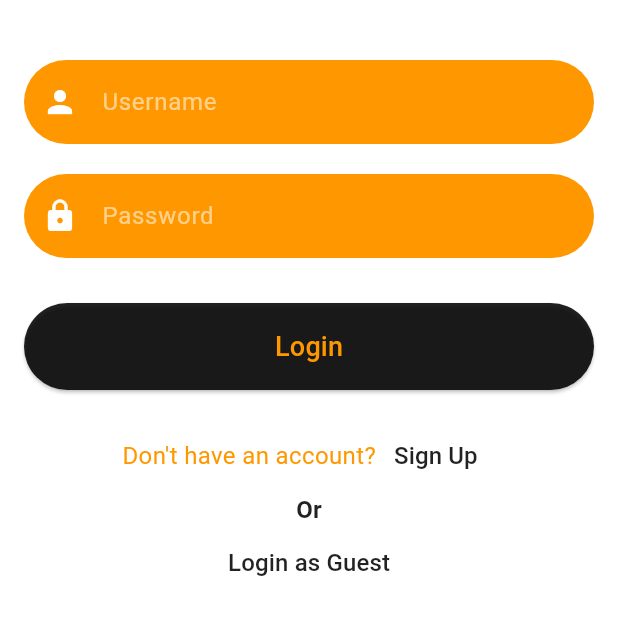
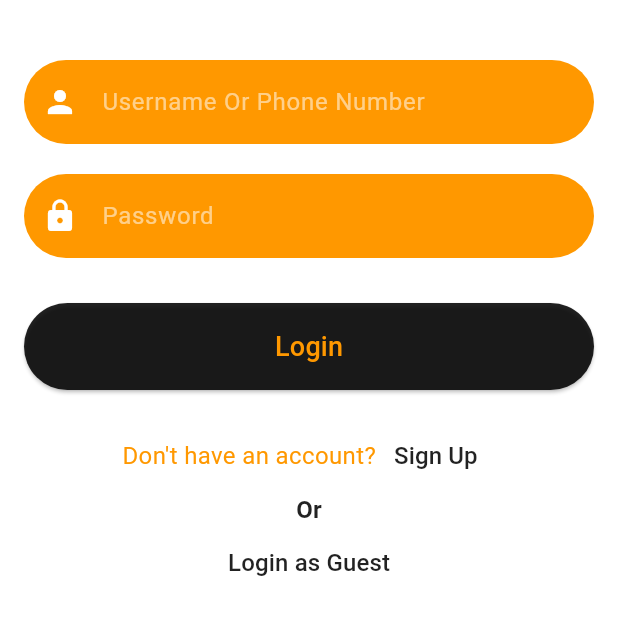
Before and after one commit to Rothiii/random-chat-app, a Flutter app: the screen it shows after launch, on a phone screen of 412 x 824 dp, the part 612-1236 px from its top. Run offline on Flutter 3.47's test engine with Material 3 defaults, Android fonts, the phone set to English and light mode, and no system bars.

Commit message:
feat: implement api, error message

```diff
--- a/lib/login_screen.dart
+++ b/lib/login_screen.dart
@@ -1,7 +1,19 @@
+import 'package:anonymous_chat/service/auth_service.dart';
 import 'package:flutter/material.dart';
 
-class LoginScreen extends StatelessWidget {
+class LoginScreen extends StatefulWidget {
   const LoginScreen({super.key});
+
+  @override
+  State<LoginScreen> createState() => _LoginScreenState();
+}
+
+class _LoginScreenState extends State<LoginScreen> {
+  final TextEditingController _usernameOrPhoneNumberController = TextEditingController();
+  final TextEditingController _passwordController = TextEditingController();
+
+  String? _usernameOrPhoneNumberError;
+  String? _passwordError;
 
   @override
   Widget build(BuildContext context) {
@@ -37,12 +49,13 @@
 
                 // Username Input Field
                 TextField(
+                  controller: _usernameOrPhoneNumberController,
                   decoration: InputDecoration(
                     prefixIcon: const Icon(
                       Icons.person,
                       color: Colors.white,
                     ),
-                    hintText: 'Username',
+                    hintText: 'Username Or Phone Number',
                     hintStyle: const TextStyle(color: Colors.white54),
                     filled: true,
                     fillColor: Colors.orange,
@@ -50,6 +63,7 @@
                       borderRadius: BorderRadius.circular(30),
                       borderSide: BorderSide.none,
                     ),
+                    errorText: _usernameOrPhoneNumberError,
                   ),
                   style: const TextStyle(color: Colors.white),
                 ),
@@ -58,6 +72,7 @@
                 // Password Input Field
                 TextField(
                   obscureText: true,
+                  controller: _passwordController,
                   decoration: InputDecoration(
                     prefixIcon: const Icon(
                       Icons.lock,
@@ -73,6 +88,7 @@
                       borderRadius: BorderRadius.circular(30),
                       borderSide: BorderSide.none,
                     ),
+                    errorText: _passwordError,
                   ),
                   style: const TextStyle(color: Colors.white),
                 ),
@@ -80,9 +96,44 @@
 
                 // Login Button
                 ElevatedButton(
-                  onPressed: () {
+                  onPressed: () async {
                     // Handle login logic
-                    Navigator.pushNamed(context, '/Home');
+                    final usernameOrPhoneNumber = _usernameOrPhoneNumberController.text;
+                    final password = _passwordController.text;
+
+                    if (usernameOrPhoneNumber.isEmpty) {
+                      setState(() {
+                        _usernameOrPhoneNumberError = 'Username Or Phone Number is required';
+                      });
+                      return;
+                    }
+                    if (password.isEmpty) {
+                      setState(() {
+                        _passwordError = 'Password is required';
+                      });
+                      return;
+                    }
+
+                    final response =
+                        await AuthService.loginUser(usernameOrPhoneNumber, password);
+
+                    if (response['success']) {
+                      // Handle successful login
+                      Navigator.pushNamed(context, '/Home');
+                    } else {
+                      // Show error message
+                      setState(() {
+                        _usernameOrPhoneNumberError = null;
+                        _passwordError = null;
+
+                        print(response);
+                        if(response['tags'][0] == 'username_or_phone_number') {
+                          _usernameOrPhoneNumberError = response['message'];
+                        } else if(response['tags'][0] == 'password') {
+                          _passwordError = response['message'];
+                        }
+                      });
+                    }
                   },
                   style: ElevatedButton.styleFrom(
                     foregroundColor: Colors.orange,
```
